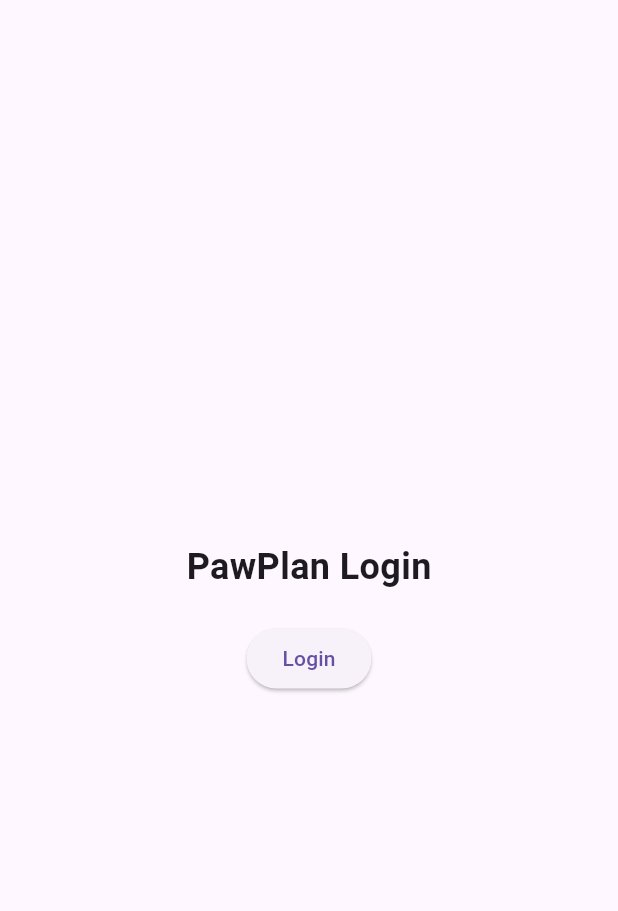
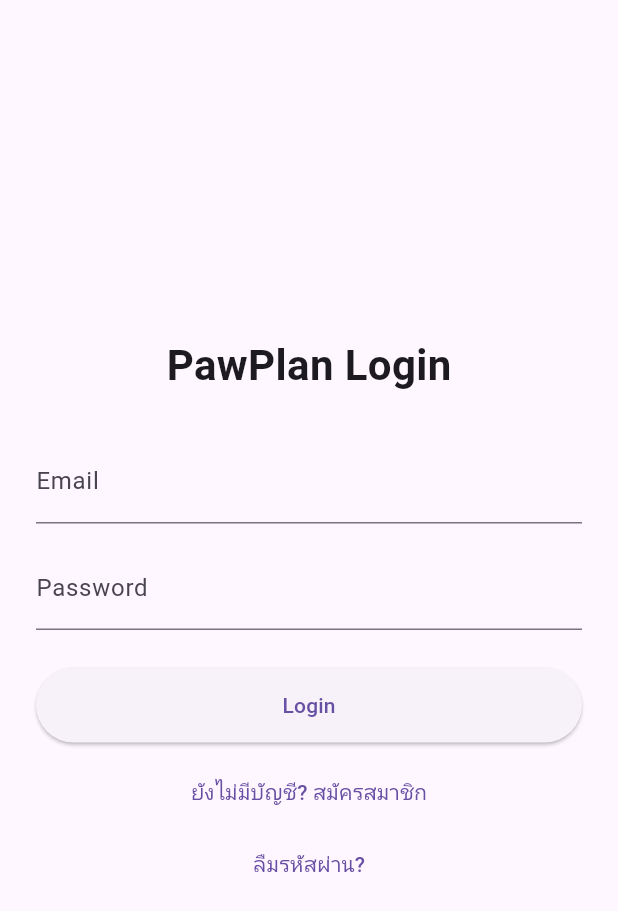
Before and after one commit to KengKWxx/pawplan, a Flutter app: the screen it shows after launch, on a phone screen of 412 x 824 dp. Shown: the top 911 px of the screen. Run offline on Flutter 3.47's test engine with Material 3 defaults, Android fonts, the phone set to English and light mode, and no system bars; our stand-ins replace firebase_core; accounts and stored records are empty.

Commit message:
คำอธิบาย

```diff
--- a/lib/main.dart
+++ b/lib/main.dart
@@ -2,10 +2,9 @@ import 'package:flutter/material.dart';
 import 'package:firebase_core/firebase_core.dart';
 import 'screens/login_screen.dart';
 
-
 void main() async {
   WidgetsFlutterBinding.ensureInitialized();
-  await Firebase.initializeApp(); // เชื่อม Firebase
+  await Firebase.initializeApp(); // ถ้าใช้ firebase_options.dart ให้ใส่ options ด้วย
   runApp(const MyApp());
 }
 
--- a/lib/screens/login_screen.dart
+++ b/lib/screens/login_screen.dart
@@ -1,29 +1,81 @@
 import 'package:flutter/material.dart';
+import 'register_screen.dart';
+import 'forgot_password_screen.dart';
 
-class LoginScreen extends StatelessWidget {
+class LoginScreen extends StatefulWidget {
   const LoginScreen({super.key});
+
+  @override
+  State<LoginScreen> createState() => _LoginScreenState();
+}
+
+class _LoginScreenState extends State<LoginScreen> {
+  final _emailController = TextEditingController();
+  final _passwordController = TextEditingController();
 
   @override
   Widget build(BuildContext context) {
     return Scaffold(
       body: Center(
+        child: Padding(
+          padding: const EdgeInsets.all(24),
           child: Column(
             mainAxisAlignment: MainAxisAlignment.center,
             children: [
-            const Text(
-              "PawPlan Login",
-              style: TextStyle(fontSize: 24, fontWeight: FontWeight.bold),
+              const Text("PawPlan Login",
+                  style: TextStyle(fontSize: 28, fontWeight: FontWeight.bold)),
+
+              const SizedBox(height: 30),
+
+              TextField(
+                controller: _emailController,
+                decoration: const InputDecoration(labelText: "Email"),
               ),
-            const SizedBox(height: 20),
+              const SizedBox(height: 15),
+              TextField(
+                controller: _passwordController,
+                obscureText: true,
+                decoration: const InputDecoration(labelText: "Password"),
+              ),
+
+              const SizedBox(height: 25),
+
               ElevatedButton(
                 onPressed: () {
+                  // TODO: เชื่อม Firebase Auth ที่นี่
                   ScaffoldMessenger.of(context).showSnackBar(
                     const SnackBar(content: Text("ยังไม่ได้เชื่อม Firebase")),
                   );
                 },
+                style: ElevatedButton.styleFrom(
+                  minimumSize: const Size(double.infinity, 50),
+                ),
                 child: const Text("Login"),
               ),
+
+              const SizedBox(height: 10),
+
+              TextButton(
+                onPressed: () {
+                  Navigator.push(
+                    context,
+                    MaterialPageRoute(builder: (_) => const RegisterScreen()),
+                  );
+                },
+                child: const Text("ยังไม่มีบัญชี? สมัครสมาชิก"),
+              ),
+
+              TextButton(
+                onPressed: () {
+                  Navigator.push(
+                    context,
+                    MaterialPageRoute(builder: (_) => const ForgotPasswordScreen()),
+                  );
+                },
+                child: const Text("ลืมรหัสผ่าน?"),
+              ),
             ],
+          ),
         ),
       ),
     );
```
Also changed, not shown: lib/screens/forgot_password_screen.dart (added, +45 -0 lines), lib/screens/register_screen.dart (added, +47 -0 lines). Lines whose indentation alone changed are shown as unchanged.
